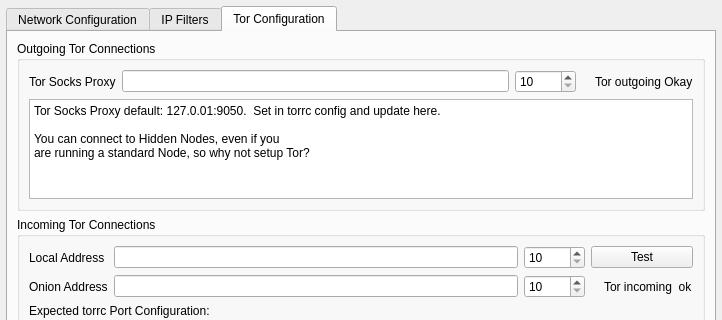
Qt form retroshare-gui/src/gui/settings/ServerPage.ui (RetroShare/RetroShare) before a commit; both pictures show x 0 to 722 and y 0 to 320 of the 722 by 650 pixel window.
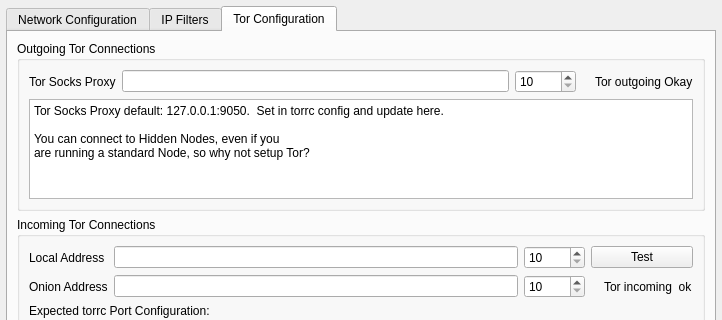
The same form after that commit. The open tabs and pages were chosen to show the change. Icons and pictures are not drawn.

Commit message: fixed typo in server page "127.0.01"

Patch:
```diff
--- a/retroshare-gui/src/gui/settings/ServerPage.ui
+++ b/retroshare-gui/src/gui/settings/ServerPage.ui
@@ -834,7 +834,7 @@
              <bool>true</bool>
             </property>
             <property name="plainText">
-             <string>Tor Socks Proxy default: 127.0.01:9050.  Set in torrc config and update here.
+             <string>Tor Socks Proxy default: 127.0.0.1:9050.  Set in torrc config and update here.
 
 You can connect to Hidden Nodes, even if you 
 are running a standard Node, so why not setup Tor? </string>
```
The commit also changes 1 other file.
